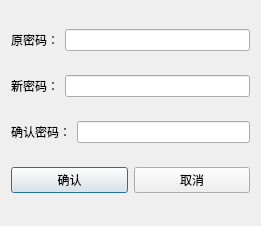
iyuge2/hust-mylab, file database/CarRent2/revisepass.ui: the form before one commit.
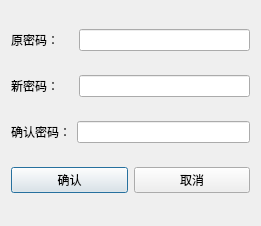
The form after the commit.

The edit to the form file:
```diff
--- a/database/CarRent2/revisepass.ui
+++ b/database/CarRent2/revisepass.ui
@@ -19,7 +19,7 @@
      <item>
       <widget class="QLabel" name="label">
        <property name="text">
-        <string>原密码：</string>
+        <string>原密码：    </string>
        </property>
       </widget>
      </item>
@@ -28,6 +28,9 @@
        <property name="maxLength">
         <number>20</number>
        </property>
+       <property name="echoMode">
+        <enum>QLineEdit::Password</enum>
+       </property>
       </widget>
      </item>
     </layout>
@@ -37,7 +40,7 @@
      <item>
       <widget class="QLabel" name="label_2">
        <property name="text">
-        <string>新密码：</string>
+        <string>新密码：    </string>
        </property>
       </widget>
      </item>
```
